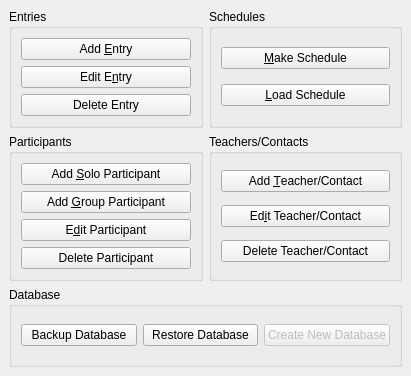
diana134/afs, file Forms/ui_mainwindow.ui: the form before one commit.
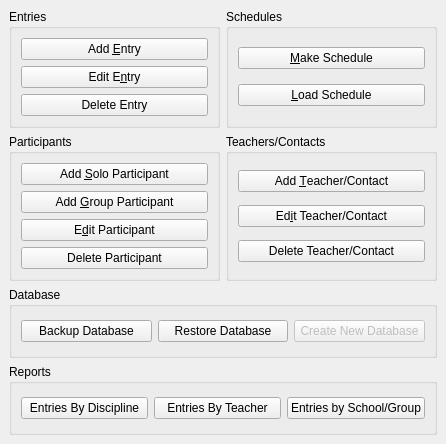
The form after the commit.

Commit message: Super basic sorting for reports.

Patch:
```diff
--- a/Forms/ui_mainwindow.ui
+++ b/Forms/ui_mainwindow.ui
@@ -6,8 +6,8 @@
    <rect>
     <x>0</x>
     <y>0</y>
-    <width>411</width>
-    <height>376</height>
+    <width>446</width>
+    <height>444</height>
    </rect>
   </property>
   <property name="windowTitle">
@@ -174,6 +174,36 @@
       </layout>
      </widget>
     </item>
+    <item row="4" column="0" colspan="2">
+     <widget class="QGroupBox" name="groupBox_6">
+      <property name="title">
+       <string>Reports</string>
+      </property>
+      <layout class="QHBoxLayout" name="horizontalLayout_2">
+       <item>
+        <widget class="QPushButton" name="entriesByDisciplineBtn">
+         <property name="text">
+          <string>Entries By Discipline</string>
+         </property>
+        </widget>
+       </item>
+       <item>
+        <widget class="QPushButton" name="entriesByTeacherBtn">
+         <property name="text">
+          <string>Entries By Teacher</string>
+         </property>
+        </widget>
+       </item>
+       <item>
+        <widget class="QPushButton" name="entriesByGroupBtn">
+         <property name="text">
+          <string>Entries by School/Group</string>
+         </property>
+        </widget>
+       </item>
+      </layout>
+     </widget>
+    </item>
    </layout>
   </widget>
  </widget>
```
The commit also changes 2 other files.
